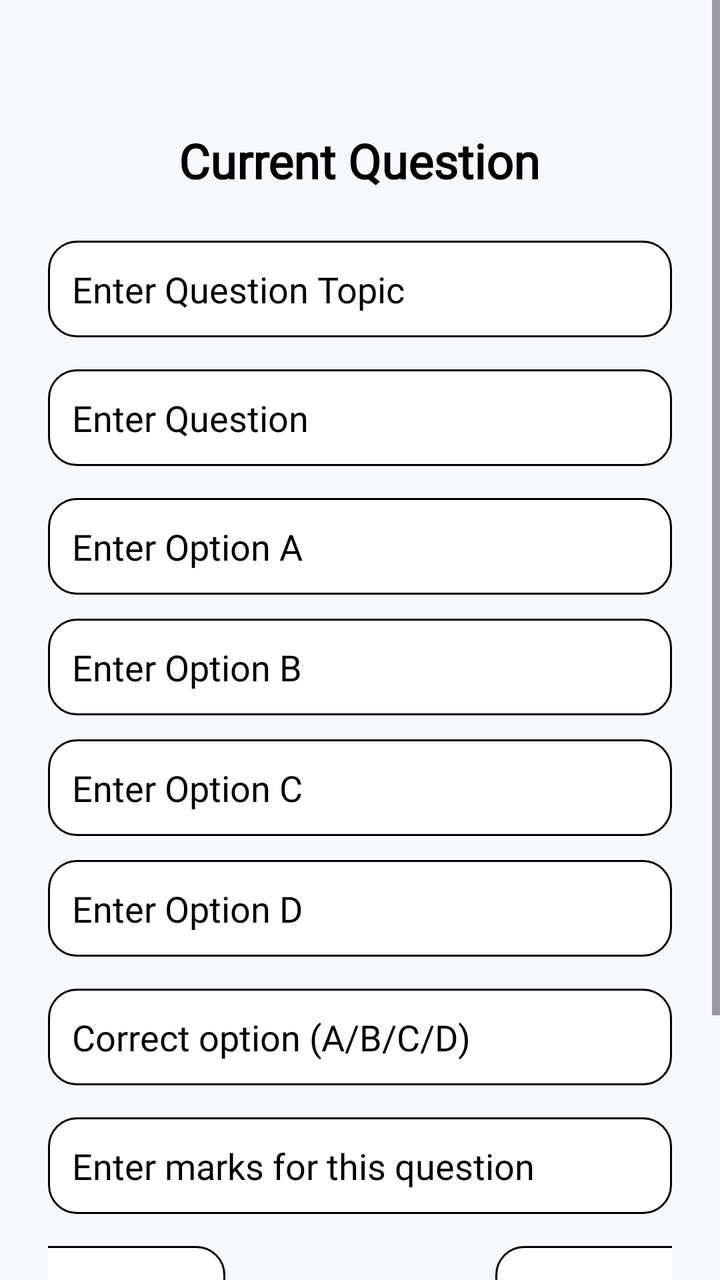
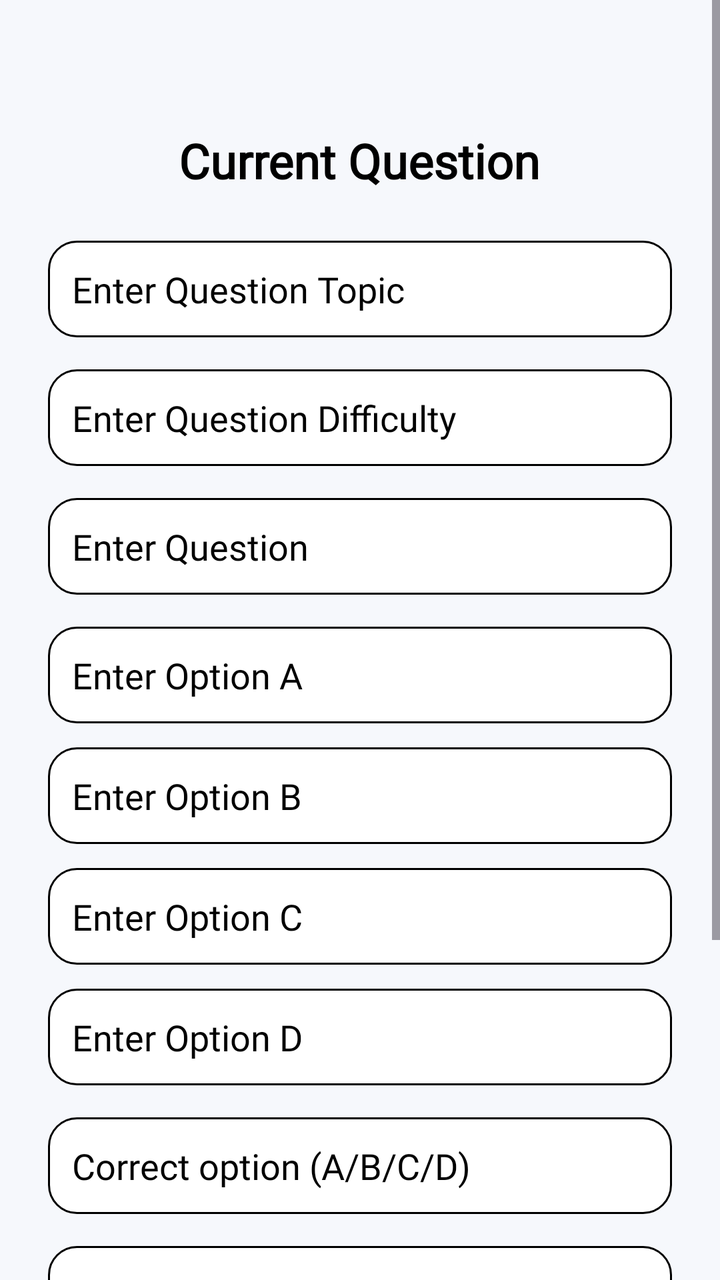

The first picture is an Android layout as it rendered before a commit; the second is the same layout after the commit. The layout source and the unified diff follow.
<!-- AndroidManifest.xml: application theme Theme.EduQuiz -->
<!-- res/layout/activity_edit_quiz.xml -->
<?xml version="1.0" encoding="utf-8"?>
<ScrollView xmlns:android="http://schemas.android.com/apk/res/android"
    xmlns:tools="http://schemas.android.com/tools"
    android:layout_width="match_parent"
    android:layout_height="match_parent"
    android:background="#F6F8FC"
    tools:context=".teacheractivities.EditQuizActivity">

    <LinearLayout
        android:layout_width="match_parent"
        android:layout_height="match_parent"
        android:orientation="vertical"
        android:padding="24dp"
        android:gravity="center_horizontal">

        
        <TextView
            android:layout_width="wrap_content"
            android:layout_height="wrap_content"
            android:id="@+id/tveditquestion"
            android:text="Current Question"
            android:textSize="24sp"
            android:textStyle="bold"
            android:textColor="@color/black"
            android:fontFamily="@font/alice"
            android:layout_marginBottom="24dp"
            android:layout_marginTop="40dp"/>

        <EditText
            android:id="@+id/etaddquestionquestiontopic"
            android:layout_width="match_parent"
            android:layout_height="wrap_content"
            android:hint="Enter Question Topic"
            android:textSize="18sp"
            android:fontFamily="@font/alice"
            android:textColorHint="@color/black"
            android:textColor="@color/black"
            android:inputType="text"
            android:background="@drawable/edit2"
            android:padding="12dp"
            android:layout_marginBottom="16dp" />

        
        <EditText
            android:id="@+id/eteditquestionquestion"
            android:layout_width="match_parent"
            android:layout_height="wrap_content"
            android:hint="Enter Question"
            android:textSize="18sp"
            android:fontFamily="@font/alice"
            android:textColorHint="@color/black"
            android:textColor="@color/black"
            android:inputType="text"
            android:background="@drawable/edit2"
            android:padding="12dp"
            android:layout_marginBottom="16dp" />

        
        <EditText
            android:id="@+id/eteditquestionoptiona"
            android:layout_width="match_parent"
            android:layout_height="wrap_content"
            android:hint="Enter Option A"
            android:textSize="18sp"
            android:fontFamily="@font/alice"
            android:textColorHint="@color/black"
            android:textColor="@color/black"
            android:inputType="text"
            android:background="@drawable/edit2"
            android:padding="12dp"
            android:layout_marginBottom="12dp" />

        <EditText
            android:id="@+id/eteditquestionoptionb"
            android:layout_width="match_parent"
            android:layout_height="wrap_content"
            android:hint="Enter Option B"
            android:textSize="18sp"
            android:fontFamily="@font/alice"
            android:textColorHint="@color/black"
            android:textColor="@color/black"
            android:inputType="text"
            android:background="@drawable/edit2"
            android:padding="12dp"
            android:layout_marginBottom="12dp" />

        <EditText
            android:id="@+id/eteditquestionoptionc"
            android:layout_width="match_parent"
            android:layout_height="wrap_content"
            android:hint="Enter Option C"
            android:textSize="18sp"
            android:fontFamily="@font/alice"
            android:textColorHint="@color/black"
            android:textColor="@color/black"
            android:inputType="text"
            android:background="@drawable/edit2"
            android:padding="12dp"
            android:layout_marginBottom="12dp" />

        <EditText
            android:id="@+id/eteditquestionoptiond"
            android:layout_width="match_parent"
            android:layout_height="wrap_content"
            android:hint="Enter Option D"
            android:textSize="18sp"
            android:fontFamily="@font/alice"
            android:textColorHint="@color/black"
            android:textColor="@color/black"
            android:inputType="text"
            android:background="@drawable/edit2"
            android:padding="12dp"
            android:layout_marginBottom="16dp" />

        <EditText
            android:id="@+id/eteditquestioncorrectoption"
            android:layout_width="match_parent"
            android:layout_height="wrap_content"
            android:hint="Correct option (A/B/C/D) "
            android:textSize="18sp"
            android:fontFamily="@font/alice"
            android:textColorHint="@color/black"
            android:textColor="@color/black"
            android:inputType="text"
            android:background="@drawable/edit2"
            android:padding="12dp"
            android:layout_marginBottom="16dp" />

        <EditText
            android:id="@+id/eteditquestionmarks"
            android:layout_width="match_parent"
            android:layout_height="wrap_content"
            android:hint="Enter marks for this question"
            android:textSize="18sp"
            android:fontFamily="@font/alice"
            android:textColorHint="@color/black"
            android:textColor="@color/black"
            android:inputType="text"
            android:background="@drawable/edit2"
            android:padding="12dp"
            android:layout_marginBottom="16dp" />

        
        <LinearLayout
            android:layout_width="match_parent"
            android:layout_height="wrap_content"
            android:layout_gravity="center"
            android:gravity="center"
            android:orientation="horizontal">
            <androidx.appcompat.widget.AppCompatButton
                android:id="@+id/btneditquestionprevious"
                android:layout_width="120dp"
                android:layout_height="wrap_content"
                android:textSize="18sp"
                android:text="Previous"
                android:textColor="@color/black"
                android:textStyle="bold"
                android:fontFamily="@font/alice"
                android:background="@drawable/edit2"
                android:paddingHorizontal="15dp"
                android:paddingVertical="12dp"
                android:layout_marginRight="135dp"/>

            <androidx.appcompat.widget.AppCompatButton
                android:id="@+id/btneditquestionnext"
                android:layout_width="120dp"
                android:layout_height="wrap_content"
                android:textSize="18sp"
                android:text="Next"
                android:textStyle="bold"
                android:textColor="@color/black"
                android:fontFamily="@font/alice"
                android:background="@drawable/edit2"
                android:paddingHorizontal="15dp"
                android:paddingVertical="12dp"/>
        </LinearLayout>

        <LinearLayout
            android:layout_width="match_parent"
            android:layout_height="wrap_content"
            android:layout_gravity="center"
            android:gravity="center"
            android:layout_marginTop="5dp"
            android:orientation="horizontal">
            <androidx.appcompat.widget.AppCompatButton
                android:id="@+id/btneditquestiondelete"
                android:layout_width="120dp"
                android:layout_height="wrap_content"
                android:textSize="18sp"
                android:text="Delete"
                android:textColor="@color/white"
                android:fontFamily="@font/alice"
                android:backgroundTint="@color/red"
                android:paddingHorizontal="15dp"
                android:paddingVertical="12dp"
                android:layout_marginRight="5dp"/>

            <androidx.appcompat.widget.AppCompatButton
                android:id="@+id/btneditquestionupdate"
                android:layout_width="120dp"
                android:layout_height="wrap_content"
                android:textSize="18sp"
                android:text="Update"
                android:textColor="@color/black"
                android:fontFamily="@font/alice"
                android:backgroundTint="@color/SkyBlue"
                android:paddingHorizontal="15dp"
                android:paddingVertical="12dp"
                android:layout_marginRight="5dp"/>

            <androidx.appcompat.widget.AppCompatButton
                android:id="@+id/btneditquestionadd"
                android:layout_width="120dp"
                android:layout_height="wrap_content"
                android:textSize="18sp"
                android:text="Add"
                android:textColor="@color/white"
                android:fontFamily="@font/alice"
                android:backgroundTint="@color/green"
                android:paddingHorizontal="15dp"
                android:paddingVertical="12dp"/>
        </LinearLayout>

        <androidx.appcompat.widget.AppCompatButton
            android:id="@+id/btneditquestionsubmitquiz"
            android:layout_width="wrap_content"
            android:layout_height="wrap_content"
            android:textSize="18sp"
            android:text="Submit Updated Quiz"
            android:textColor="@color/white"
            android:fontFamily="@font/alice"
            android:backgroundTint="@color/blue"
            android:paddingHorizontal="32dp"
            android:paddingVertical="12dp"
            android:layout_marginTop="10dp"/>
    </LinearLayout>
</ScrollView>
<!-- resources referenced by this layout -->
<resources>
  <color name="SkyBlue">#61C8D4</color>
  <color name="black">#FF000000</color>
  <color name="blue">#7D94EB</color>
  <color name="green">#31A638</color>
  <color name="red">#F60202</color>
  <color name="white">#FFFFFFFF</color>
  <!-- drawable edit2 (drawable) -->
  <?xml version="1.0" encoding="utf-8"?>
  <shape xmlns:android="http://schemas.android.com/apk/res/android">
      <corners android:radius="14dp"/>
      <stroke android:color="@color/black" android:width="0.9dp"/>
      <solid android:color="@color/white"/>
      <size android:height="10dp"/>
  </shape>
  <style name="Theme.EduQuiz" parent="Base.Theme.EduQuiz" />
  <style name="Base.Theme.EduQuiz" parent="Theme.Material3.DayNight.NoActionBar">
          
          
      </style>
</resources>

<!-- the commit's change to res/layout/activity_edit_quiz.xml (unified diff, before → after) -->
@@ -42,6 +42,20 @@
 
         
         <EditText
+            android:id="@+id/eteditquestiondifficulty"
+            android:layout_width="match_parent"
+            android:layout_height="wrap_content"
+            android:hint="Enter Question Difficulty"
+            android:textSize="18sp"
+            android:fontFamily="@font/alice"
+            android:textColorHint="@color/black"
+            android:textColor="@color/black"
+            android:inputType="text"
+            android:background="@drawable/edit2"
+            android:padding="12dp"
+            android:layout_marginBottom="16dp" />
+
+        <EditText
             android:id="@+id/eteditquestionquestion"
             android:layout_width="match_parent"
             android:layout_height="wrap_content"
